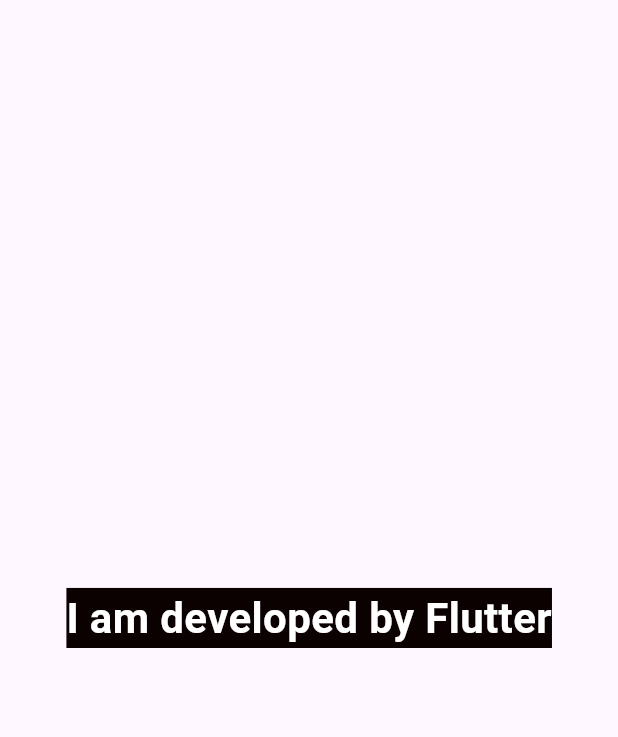
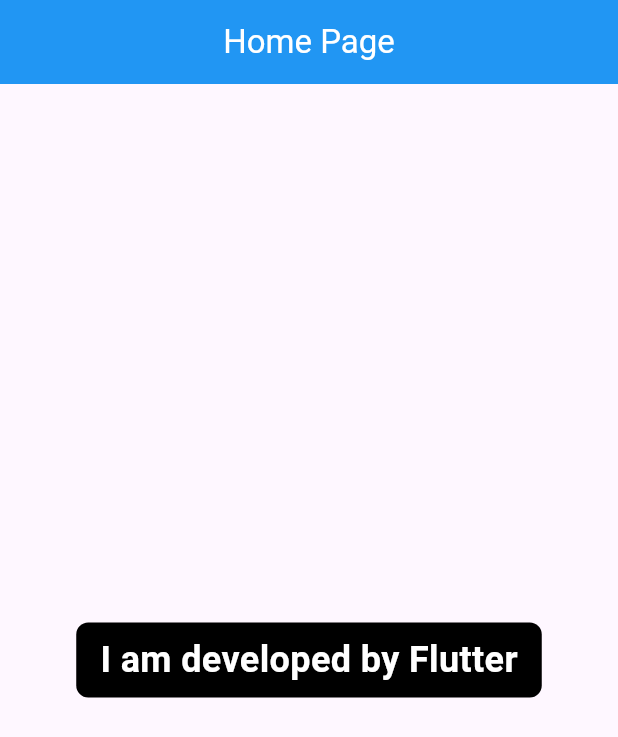
Before and after one commit to Asaduzzaman04/Flutter_app, a Flutter app: the screen it shows after launch, on a phone screen of 412 x 824 dp. Shown: the top 737 px of the screen. Run offline on Flutter 3.47's test engine with Material 3 defaults, Android fonts, the phone set to English and light mode, and no system bars.

Commit message:
app bar created

```diff
--- a/my_app/lib/main.dart
+++ b/my_app/lib/main.dart
@@ -10,17 +10,29 @@
     return MaterialApp(
       debugShowCheckedModeBanner: false,
       home: Scaffold(
+        appBar: AppBar(
+          backgroundColor: Colors.blue, // Set the background color to blue
+          centerTitle: true, // Center the title text
+          title: Text(
+            "Home Page",
+            style: TextStyle(
+              color: Colors.white, // Set the text color to white
+            ),
+          ),
+        ),
         body: Center(
-          // Center widget to align content both horizontally and vertically
-          child: Padding(
-            padding: EdgeInsets.all(30.0), // Adds 30 pixels of padding on all sides
+          child: Container(
+            padding: EdgeInsets.symmetric(horizontal: 16.0, vertical: 8.0), // Add padding for x and y axes
+            decoration: BoxDecoration(
+              color: Colors.black, // Background color of the text container
+              borderRadius: BorderRadius.circular(8.0), // Small border radius
+            ),
             child: Text(
               "I am developed by Flutter",
               style: TextStyle(
                 fontWeight: FontWeight.bold,
-                fontSize: 28.0,
-                color: Color.fromRGBO(255, 255, 255, 1), // White text color
-                backgroundColor: Color.fromRGBO(11, 1, 1, 1), // Dark background color
+                fontSize: 24.0, // Adjusted font size
+                color: Colors.white, // Text color set to white
               ),
             ),
           ),
```
